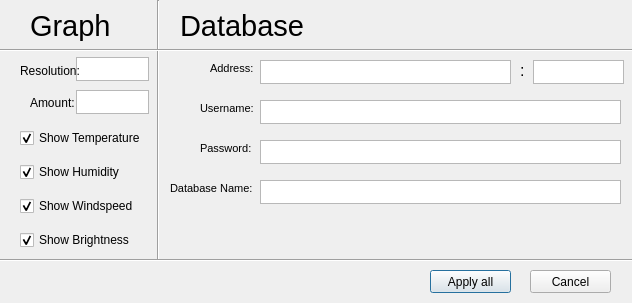
This is QT_project/WeerProject/settings.ui in TheKayneGame/AlWEER-een-project as Qt 5 draws it before an edit. The edited form follows.
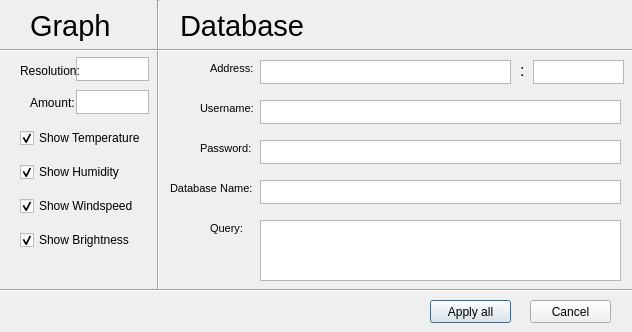
This is the edited form.

What changed in the file:
```diff
--- a/QT_project/WeerProject/settings.ui
+++ b/QT_project/WeerProject/settings.ui
@@ -7,7 +7,7 @@
     <x>0</x>
     <y>0</y>
     <width>632</width>
-    <height>303</height>
+    <height>332</height>
    </rect>
   </property>
   <property name="windowTitle">
@@ -92,7 +92,7 @@
      <x>150</x>
      <y>0</y>
      <width>16</width>
-     <height>261</height>
+     <height>291</height>
     </rect>
    </property>
    <property name="orientation">
@@ -165,7 +165,7 @@
     <rect>
      <x>210</x>
      <y>60</y>
-     <width>71</width>
+     <width>51</width>
      <height>16</height>
     </rect>
    </property>
@@ -183,7 +183,7 @@
     <rect>
      <x>200</x>
      <y>100</y>
-     <width>71</width>
+     <width>61</width>
      <height>16</height>
     </rect>
    </property>
@@ -201,7 +201,7 @@
     <rect>
      <x>200</x>
      <y>140</y>
-     <width>71</width>
+     <width>61</width>
      <height>16</height>
     </rect>
    </property>
@@ -258,7 +258,7 @@
      <x>0</x>
      <y>250</y>
      <width>641</width>
-     <height>21</height>
+     <height>81</height>
     </rect>
    </property>
    <property name="orientation">
@@ -270,7 +270,7 @@
     <rect>
      <x>520</x>
      <y>55</y>
-     <width>47</width>
+     <width>16</width>
      <height>31</height>
     </rect>
    </property>
@@ -340,7 +340,7 @@
     <rect>
      <x>20</x>
      <y>57</y>
-     <width>81</width>
+     <width>61</width>
      <height>27</height>
     </rect>
    </property>
@@ -352,7 +352,7 @@
    <property name="geometry">
     <rect>
      <x>430</x>
-     <y>270</y>
+     <y>300</y>
      <width>81</width>
      <height>23</height>
     </rect>
@@ -365,7 +365,7 @@
    <property name="geometry">
     <rect>
      <x>530</x>
-     <y>270</y>
+     <y>300</y>
      <width>81</width>
      <height>23</height>
     </rect>
@@ -374,6 +374,34 @@
     <string>Cancel</string>
    </property>
   </widget>
+  <widget class="QTextEdit" name="NameText_2">
+   <property name="geometry">
+    <rect>
+     <x>260</x>
+     <y>220</y>
+     <width>361</width>
+     <height>61</height>
+    </rect>
+   </property>
+  </widget>
+  <widget class="QLabel" name="label_10">
+   <property name="geometry">
+    <rect>
+     <x>210</x>
+     <y>220</y>
+     <width>51</width>
+     <height>16</height>
+    </rect>
+   </property>
+   <property name="font">
+    <font>
+     <pointsize>8</pointsize>
+    </font>
+   </property>
+   <property name="text">
+    <string>Query:</string>
+   </property>
+  </widget>
  </widget>
  <resources/>
  <connections/>
```
